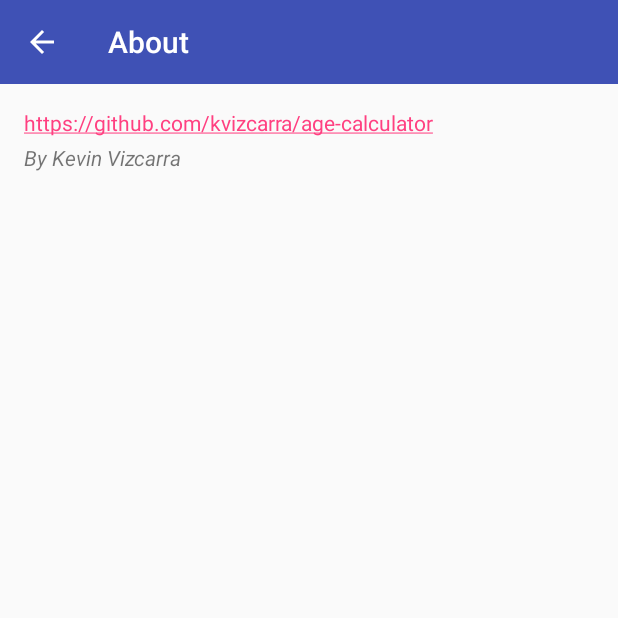
After one commit to kvizcarra/age-calculator, an Android app: the AboutActivity screen opened directly, with no data from a screen before it, on a phone screen of 412 x 824 dp, the top half of it. The commit adds this screen. Run offline under Robolectric (Android 15) with nearby library versions, the phone set to English and light mode, and no system bars; our stand-ins replace ButterKnife.

Commit message:
Add About screen

```diff
--- a/app/src/main/AndroidManifest.xml
+++ b/app/src/main/AndroidManifest.xml
@@ -3,10 +3,10 @@
     package="com.kevin.agecalculator">
 
     <application
+        android:name=".MyApplication"
         android:allowBackup="true"
         android:icon="@mipmap/ic_launcher"
         android:label="@string/app_name"
-        android:name=".MyApplication"
         android:supportsRtl="true"
         android:theme="@style/AppTheme">
         <activity android:name=".MainActivity">
@@ -16,6 +16,10 @@
                 <category android:name="android.intent.category.LAUNCHER" />
             </intent-filter>
         </activity>
+        <activity
+            android:name=".AboutActivity"
+            android:label="About"
+            android:parentActivityName=".MainActivity"/>
     </application>
 
 </manifest>
--- /dev/null
+++ b/app/src/main/java/com/kevin/agecalculator/AboutActivity.java
@@ -0,0 +1,22 @@
+package com.kevin.agecalculator;
+
+import android.support.v7.app.AppCompatActivity;
+import android.os.Bundle;
+import android.support.v7.widget.Toolbar;
+
+import butterknife.BindView;
+import butterknife.ButterKnife;
+
+public class AboutActivity extends AppCompatActivity {
+    @BindView(R.id.toolbar) Toolbar toolbar;
+
+    @Override
+    protected void onCreate(Bundle savedInstanceState) {
+        super.onCreate(savedInstanceState);
+        setContentView(R.layout.activity_about);
+        ButterKnife.bind(this);
+
+        setSupportActionBar(toolbar);
+        getSupportActionBar().setDisplayHomeAsUpEnabled(true);
+    }
+}
--- /dev/null
+++ b/app/src/main/res/layout/activity_about.xml
@@ -0,0 +1,47 @@
+<?xml version="1.0" encoding="utf-8"?>
+<RelativeLayout xmlns:android="http://schemas.android.com/apk/res/android"
+    xmlns:tools="http://schemas.android.com/tools"
+    xmlns:app="http://schemas.android.com/apk/res-auto"
+    android:id="@+id/activity_info"
+    android:layout_width="match_parent"
+    android:layout_height="match_parent"
+    tools:context="com.kevin.agecalculator.AboutActivity">
+
+    <android.support.v7.widget.Toolbar
+        android:id="@+id/toolbar"
+        android:minHeight="?attr/actionBarSize"
+        android:layout_width="match_parent"
+        android:layout_height="wrap_content"
+        android:layout_alignParentStart="true"
+        app:titleTextColor="@android:color/white"
+        android:background="?attr/colorPrimary"
+        android:theme="@style/ThemeOverlay.AppCompat.Dark.ActionBar"/>
+
+    <RelativeLayout
+        android:layout_width="match_parent"
+        android:layout_height="match_parent"
+        android:layout_below="@id/toolbar"
+        android:paddingBottom="@dimen/activity_vertical_margin"
+        android:paddingLeft="@dimen/activity_horizontal_margin"
+        android:paddingRight="@dimen/activity_horizontal_margin"
+        android:paddingTop="@dimen/activity_vertical_margin">
+
+        <TextView
+            android:id="@+id/url"
+            android:layout_width="wrap_content"
+            android:layout_height="wrap_content"
+            android:text="@string/url_github"
+            android:autoLink="web"/>
+
+        <TextView
+            android:layout_width="wrap_content"
+            android:layout_height="wrap_content"
+            android:text="By Kevin Vizcarra"
+            android:layout_alignParentStart="true"
+            android:layout_below="@id/url"
+            android:layout_marginTop="4dp"
+            android:textStyle="normal|italic" />
+
+    </RelativeLayout>
+
+</RelativeLayout>
--- a/app/src/main/res/values/strings.xml
+++ b/app/src/main/res/values/strings.xml
@@ -5,4 +5,6 @@
     <string name="years">years</string>
     <string name="months">months</string>
     <string name="days">days</string>
+    <string name="info">Info</string>
+    <string name="url_github">https://github.com/kvizcarra/age-calculator</string>
 </resources>
--- a/app/src/main/res/values/styles.xml
+++ b/app/src/main/res/values/styles.xml
@@ -1,7 +1,7 @@
 <resources>
 
     <!-- Base application theme. -->
-    <style name="AppTheme" parent="Theme.AppCompat.Light.DarkActionBar">
+    <style name="AppTheme" parent="Theme.AppCompat.Light.NoActionBar">
         <!-- Customize your theme here. -->
         <item name="colorPrimary">@color/colorPrimary</item>
         <item name="colorPrimaryDark">@color/colorPrimaryDark</item>
```
Also changed, not shown: app/src/main/java/com/kevin/agecalculator/MainActivity.java (+32 -11 lines), app/src/main/res/drawable/ic_info_outline_white_24dp.xml (added, +9 -0 lines), app/src/main/res/layout/activity_main.xml (+16 -5 lines), app/src/main/res/menu/menu_main.xml (added, +12 -0 lines).
